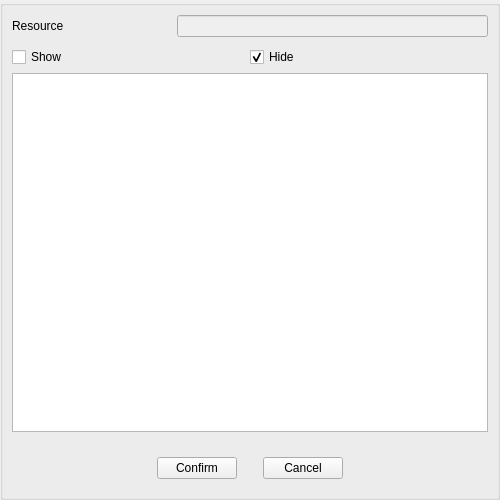
Above: src/Editor/Script/IconSnippetOverlay.ui from RemotelyChaotic/JOIPEngine before the change. Below: the same form after it.
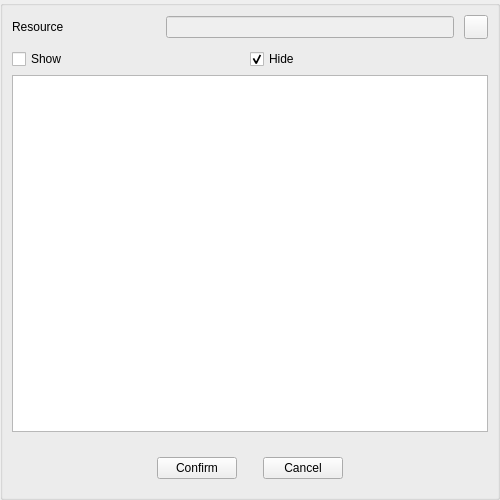
That is the form after the change. Custom widgets are drawn as their Qt base class.

```diff
--- a/src/Editor/Script/IconSnippetOverlay.ui
+++ b/src/Editor/Script/IconSnippetOverlay.ui
@@ -122,7 +122,29 @@
            </property>
           </widget>
          </item>
-         <item row="1" column="0" colspan="3">
+         <item row="0" column="3">
+          <widget class="QPushButton" name="CloseButton">
+           <property name="minimumSize">
+            <size>
+             <width>24</width>
+             <height>24</height>
+            </size>
+           </property>
+           <property name="maximumSize">
+            <size>
+             <width>24</width>
+             <height>24</height>
+            </size>
+           </property>
+           <property name="toolTip">
+            <string>Clear media selection</string>
+           </property>
+           <property name="text">
+            <string/>
+           </property>
+          </widget>
+         </item>
+         <item row="1" column="0" colspan="4">
           <widget class="QWidget" name="widget_2" native="true">
            <layout class="QHBoxLayout" name="horizontalLayout">
             <property name="spacing">
```
